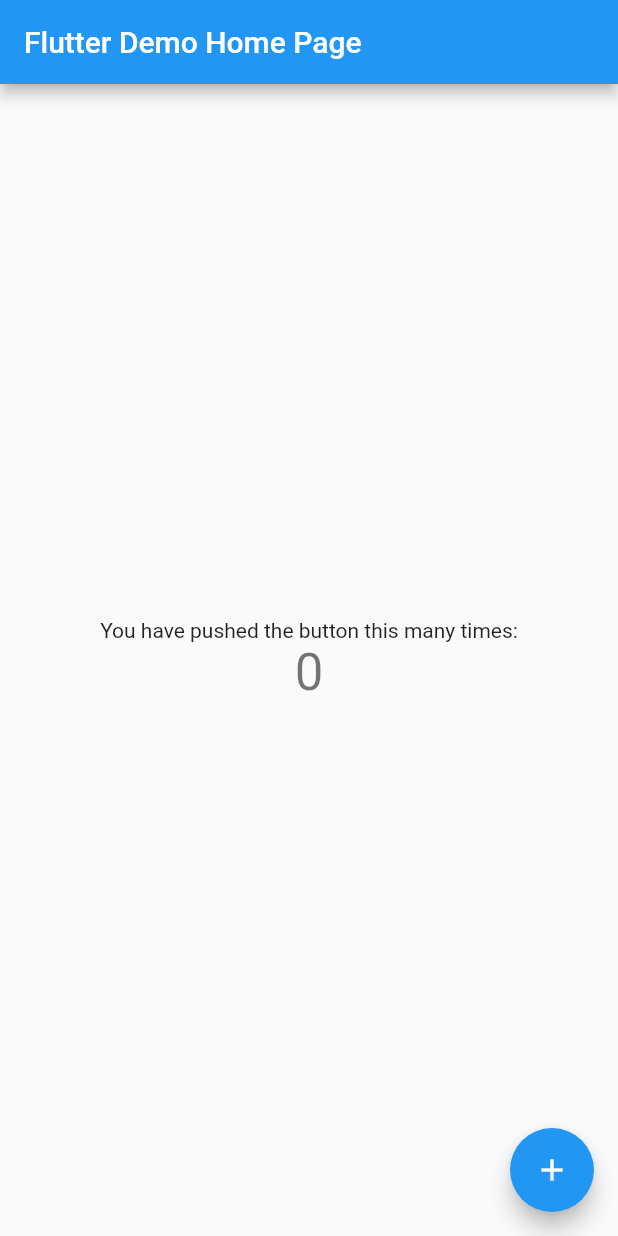
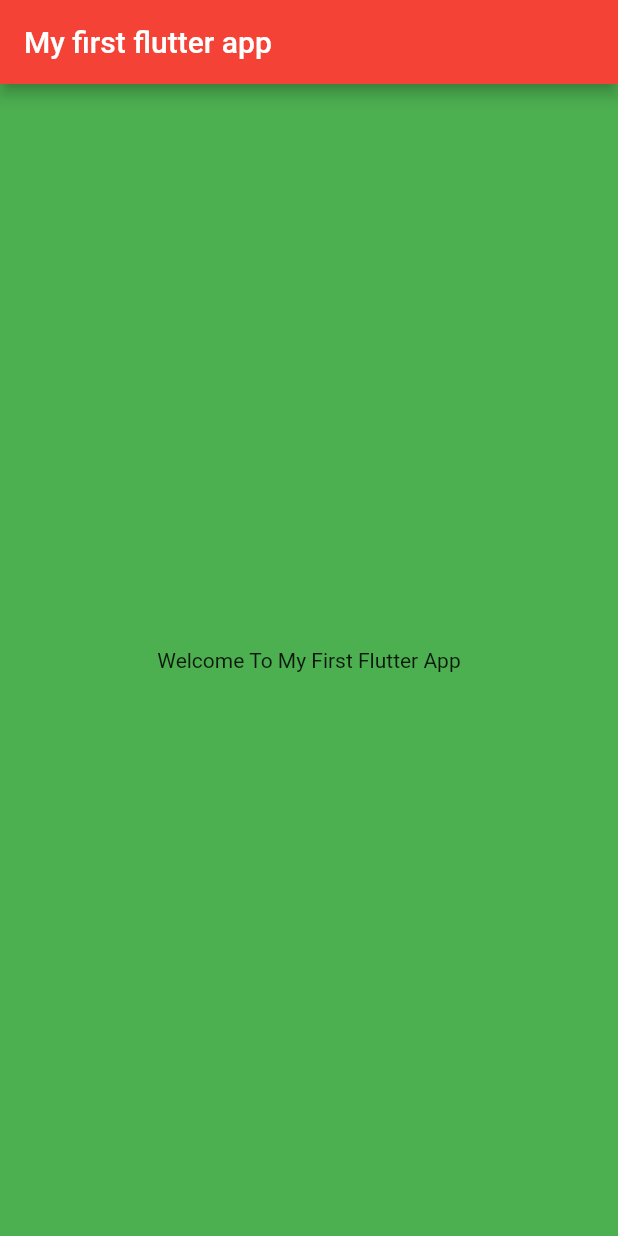
Before and after one commit to Saimulhoque/My_First_Flutter_App, a Flutter app: the screen it shows after launch, on a phone screen of 412 x 824 dp. Run offline on Flutter 3.47's test engine with Material 2 defaults, Android fonts, the phone set to English and light mode, and no system bars.

Commit message:
03/01/2022

```diff
--- a/lib/main.dart
+++ b/lib/main.dart
@@ -3,113 +3,39 @@ import 'package:flutter/material.dart';
 void main() {
   runApp(const MyApp());
 }
-
 class MyApp extends StatelessWidget {
   const MyApp({Key? key}) : super(key: key);
 
-  // This widget is the root of your application.
   @override
   Widget build(BuildContext context) {
     return MaterialApp(
-      title: 'Flutter Demo',
-      theme: ThemeData(
-        // This is the theme of your application.
-        //
-        // Try running your application with "flutter run". You'll see the
-        // application has a blue toolbar. Then, without quitting the app, try
-        // changing the primarySwatch below to Colors.green and then invoke
-        // "hot reload" (press "r" in the console where you ran "flutter run",
-        // or simply save your changes to "hot reload" in a Flutter IDE).
-        // Notice that the counter didn't reset back to zero; the application
-        // is not restarted.
-        primarySwatch: Colors.blue,
-      ),
-      home: const MyHomePage(title: 'Flutter Demo Home Page'),
+      home: MyHomePage() ,
     );
   }
 }
 
 class MyHomePage extends StatefulWidget {
-  const MyHomePage({Key? key, required this.title}) : super(key: key);
-
-  // This widget is the home page of your application. It is stateful, meaning
-  // that it has a State object (defined below) that contains fields that affect
-  // how it looks.
-
-  // This class is the configuration for the state. It holds the values (in this
-  // case the title) provided by the parent (in this case the App widget) and
-  // used by the build method of the State. Fields in a Widget subclass are
-  // always marked "final".
-
-  final String title;
+  const MyHomePage({Key? key}) : super(key: key);
 
   @override
-  State<MyHomePage> createState() => _MyHomePageState();
+  _MyHomePageState createState() => _MyHomePageState();
 }
 
 class _MyHomePageState extends State<MyHomePage> {
-  int _counter = 0;
-
-  void _incrementCounter() {
-    setState(() {
-      // This call to setState tells the Flutter framework that something has
-      // changed in this State, which causes it to rerun the build method below
-      // so that the display can reflect the updated values. If we changed
-      // _counter without calling setState(), then the build method would not be
-      // called again, and so nothing would appear to happen.
-      _counter++;
-    });
-  }
-
   @override
   Widget build(BuildContext context) {
-    // This method is rerun every time setState is called, for instance as done
-    // by the _incrementCounter method above.
-    //
-    // The Flutter framework has been optimized to make rerunning build methods
-    // fast, so that you can just rebuild anything that needs updating rather
-    // than having to individually change instances of widgets.
     return Scaffold(
       appBar: AppBar(
-        // Here we take the value from the MyHomePage object that was created by
-        // the App.build method, and use it to set our appbar title.
-        title: Text(widget.title),
+        backgroundColor: Colors.red,
+        title: Text("My first flutter app", style: TextStyle(color: Colors.white),),
       ),
-      body: Center(
-        // Center is a layout widget. It takes a single child and positions it
-        // in the middle of the parent.
-        child: Column(
-          // Column is also a layout widget. It takes a list of children and
-          // arranges them vertically. By default, it sizes itself to fit its
-          // children horizontally, and tries to be as tall as its parent.
-          //
-          // Invoke "debug painting" (press "p" in the console, choose the
-          // "Toggle Debug Paint" action from the Flutter Inspector in Android
-          // Studio, or the "Toggle Debug Paint" command in Visual Studio Code)
-          // to see the wireframe for each widget.
-          //
-          // Column has various properties to control how it sizes itself and
-          // how it positions its children. Here we use mainAxisAlignment to
-          // center the children vertically; the main axis here is the vertical
-          // axis because Columns are vertical (the cross axis would be
-          // horizontal).
-          mainAxisAlignment: MainAxisAlignment.center,
-          children: <Widget>[
-            const Text(
-              'You have pushed the button this many times:',
-            ),
-            Text(
-              '$_counter',
-              style: Theme.of(context).textTheme.headline4,
-            ),
-          ],
-        ),
+
+      body: Container(
+        height: MediaQuery.of(context).size.height,
+        width: MediaQuery.of(context).size.width,
+        color: Colors.green,
+        child: Center(child: Text("Welcome To My First Flutter App")),
       ),
-      floatingActionButton: FloatingActionButton(
-        onPressed: _incrementCounter,
-        tooltip: 'Increment',
-        child: const Icon(Icons.add),
-      ), // This trailing comma makes auto-formatting nicer for build methods.
     );
   }
 }
```
